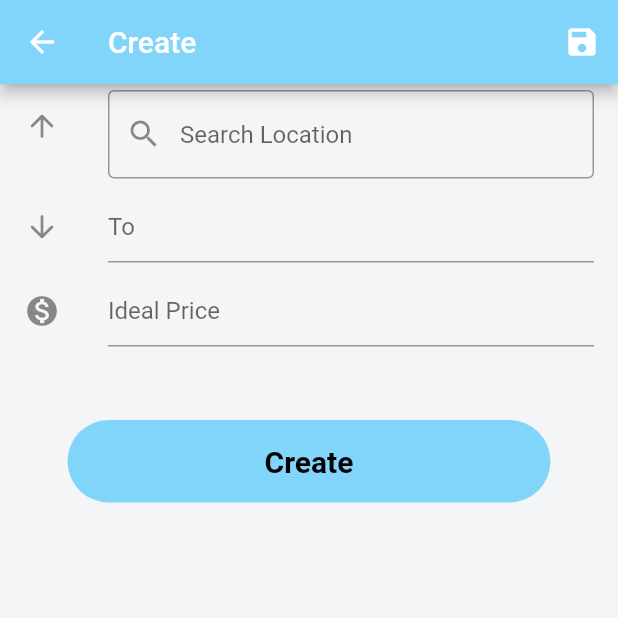
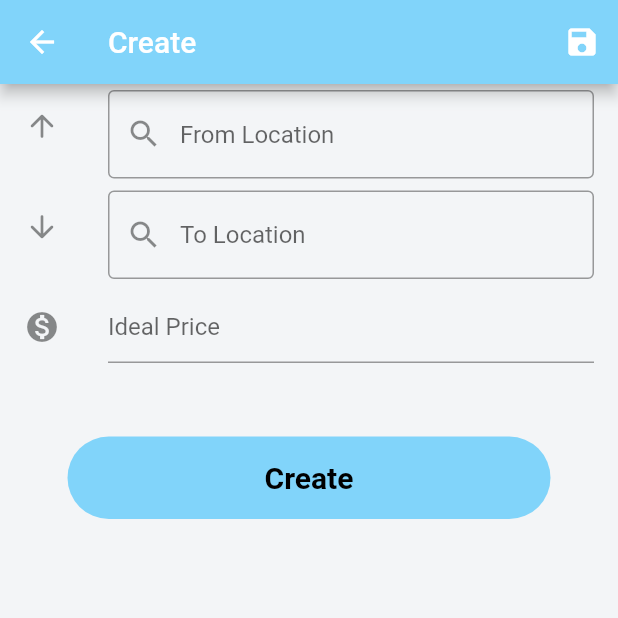
Before and after one commit to rpeddakama/Buckistly, a Flutter app: the BucketlistItemForm screen opened directly, after a tap on "Create", on a phone screen of 412 x 824 dp, the top half of it. Run offline on Flutter 3.47's test engine with Material 2 defaults, Android fonts, the light colour scheme and no system bars; drawn by our look-alikes of flutter_typeahead; our stand-ins replace cloud_firestore, firebase_auth, firebase_core, font_awesome_flutter; accounts and stored records are empty; project files that could hold a hidden picture were left out.

Commit message:
suggestions working fully

```diff
--- a/lib/CreateBucketlistForm/form.dart
+++ b/lib/CreateBucketlistForm/form.dart
@@ -10,14 +10,15 @@ class BucketlistItemForm extends StatefulWidget {
 }
 
 class _BucketlistItemFormState extends State<BucketlistItemForm> {
-  final formController = TextEditingController(),
+  final fromController = TextEditingController(),
       toController = TextEditingController(),
       priceController = TextEditingController();
 
   createListItem() {
     print("created yo");
-    // LocalData.read();
-    print(formController.text);
+    print(fromController.text);
+    print(toController.text);
+    print(priceController.text);
   }
 
   @override
@@ -30,14 +31,47 @@ class _BucketlistItemFormState extends State<BucketlistItemForm> {
       ),
       body: Column(
         children: <Widget>[
+          // Padding(
+          //   padding: const EdgeInsets.all(8.0),
+          //   child: Title(
+          //       color: Colors.black,
+          //       child: Text(
+          //         "SOME TITLE",
+          //         style: TextStyle(fontSize: 20),
+          //       )),
+          // ),
           ListTile(
               leading: Icon(Icons.arrow_upward_rounded),
               title: TypeAheadField<String>(
+                debounceDuration: Duration(milliseconds: 500),
                 textFieldConfiguration: TextFieldConfiguration(
+                    controller: fromController,
                     decoration: InputDecoration(
                         prefixIcon: Icon(Icons.search),
                         border: OutlineInputBorder(),
-                        hintText: 'Search Location')),
+                        hintText: 'From Location')),
+                suggestionsCallback: (pattern) async {
+                  return await LocalData.read(pattern);
+                },
+                itemBuilder: (context, String suggestion) {
+                  return ListTile(
+                    title: Text(suggestion),
+                  );
+                },
+                onSuggestionSelected: (String suggestion) {
+                  fromController.text = suggestion;
+                },
+              )),
+          ListTile(
+              leading: Icon(Icons.arrow_downward_rounded),
+              title: TypeAheadField<String>(
+                debounceDuration: Duration(milliseconds: 500),
+                textFieldConfiguration: TextFieldConfiguration(
+                    controller: toController,
+                    decoration: InputDecoration(
+                        prefixIcon: Icon(Icons.search),
+                        border: OutlineInputBorder(),
+                        hintText: 'To Location')),
                 suggestionsCallback: (pattern) async {
                   return await LocalData.read(pattern);
                 },
@@ -49,27 +83,12 @@ class _BucketlistItemFormState extends State<BucketlistItemForm> {
                 onSuggestionSelected: (String suggestion) {
                   toController.text = suggestion;
                 },
-              )
-              // TextField(
-              //   controller: formController,
-              //   decoration: InputDecoration(
-              //     hintText: "From",
-              //   ),
-              // ),
-              ),
-          ListTile(
-            leading: Icon(Icons.arrow_downward_rounded),
-            title: TextField(
-              controller: toController,
-              decoration: InputDecoration(
-                hintText: "To",
-              ),
-            ),
-          ),
+              )),
           ListTile(
             leading: Icon(Icons.monetization_on),
             title: TextField(
               controller: priceController,
+              keyboardType: TextInputType.number,
               decoration: InputDecoration(
                 hintText: "Ideal Price",
               ),
```
Also changed, not shown: 1 other file.
